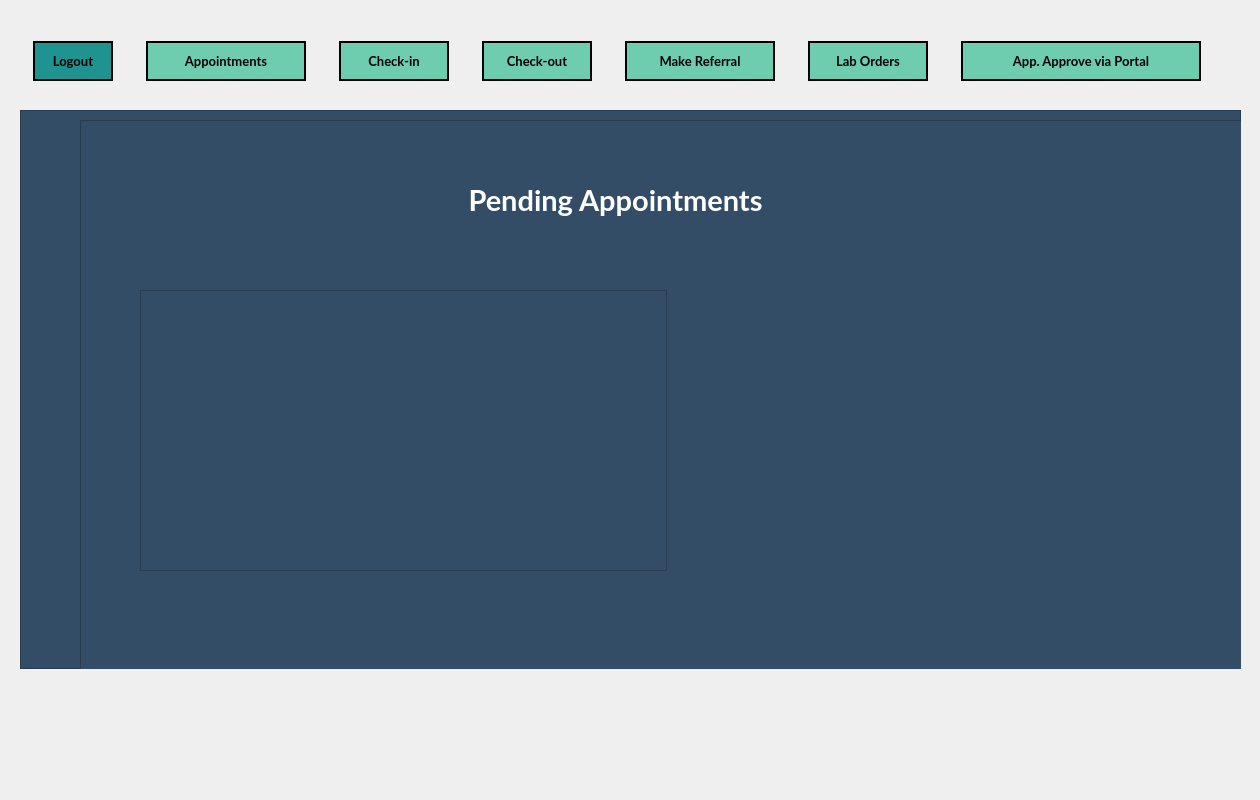
mxrked/Medical-Office-Administration, file apptrequest.ui: the form before one commit.
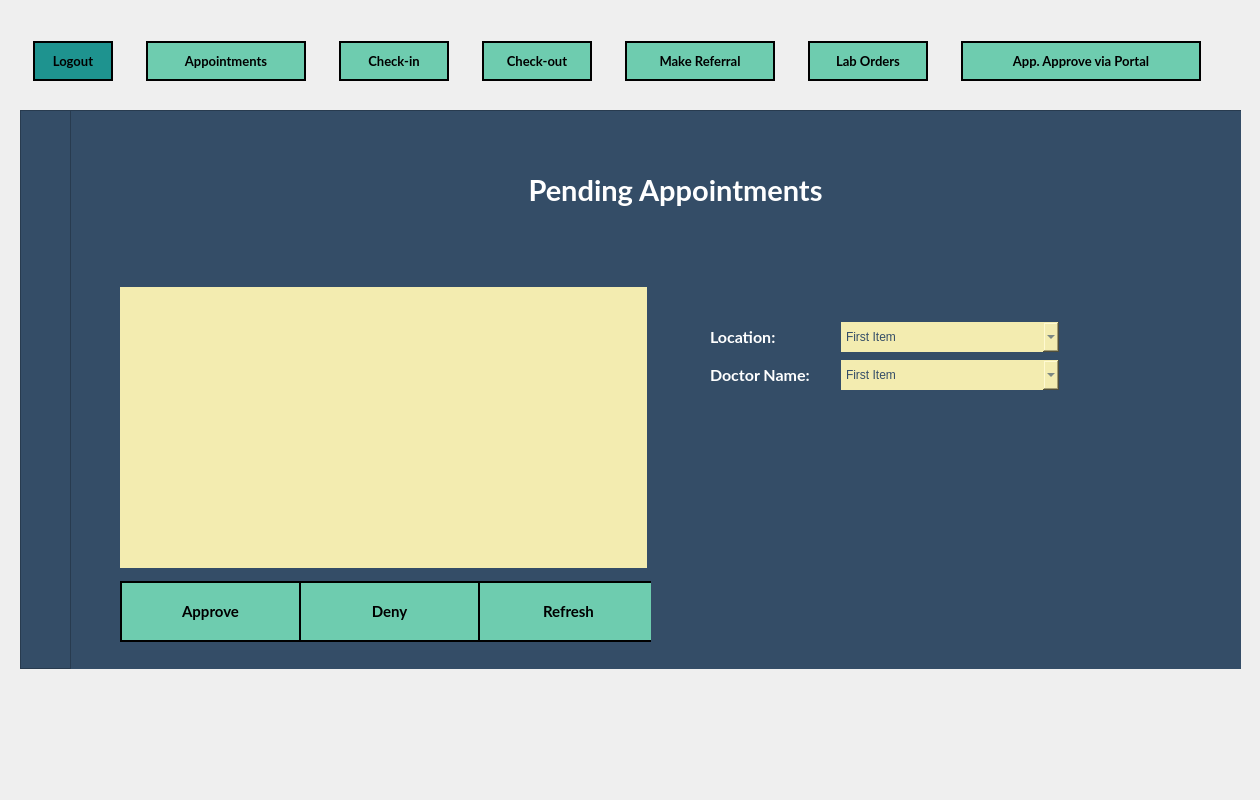
The form after the commit. Icons and pictures are not drawn.

```diff
--- a/apptrequest.ui
+++ b/apptrequest.ui
@@ -418,7 +418,7 @@
 
 
 
-QLineEdit, QComboBox, QDateEdit, QDateTimeEdit {
+QLineEdit, QComboBox, QDateEdit, QDateTimeEdit, QListView{
 	border-image: none;
     border: none;
 	min-width: 200px;
@@ -446,8 +446,8 @@
     <widget class="QFrame" name="InputFrame">
      <property name="geometry">
       <rect>
-       <x>60</x>
-       <y>10</y>
+       <x>50</x>
+       <y>0</y>
        <width>1251</width>
        <height>561</height>
       </rect>
@@ -462,27 +462,200 @@
      <property name="frameShadow">
       <enum>QFrame::Raised</enum>
      </property>
-     <widget class="QListView" name="listView_PendingAppts">
+     <widget class="QWidget" name="verticalLayoutWidget">
       <property name="geometry">
        <rect>
-        <x>60</x>
+        <x>340</x>
+        <y>0</y>
+        <width>531</width>
+        <height>161</height>
+       </rect>
+      </property>
+      <layout class="QVBoxLayout" name="verticalLayout">
+       <item>
+        <widget class="QLabel" name="Lable_PendingAppts">
+         <property name="minimumSize">
+          <size>
+           <width>0</width>
+           <height>150</height>
+          </size>
+         </property>
+         <property name="maximumSize">
+          <size>
+           <width>16777215</width>
+           <height>150</height>
+          </size>
+         </property>
+         <property name="font">
+          <font>
+           <family>Lato</family>
+           <pointsize>22</pointsize>
+           <weight>75</weight>
+           <bold>true</bold>
+          </font>
+         </property>
+         <property name="styleSheet">
+          <string notr="true">QLabel {
+	color: white;
+}</string>
+         </property>
+         <property name="text">
+          <string>Pending Appointments</string>
+         </property>
+         <property name="alignment">
+          <set>Qt::AlignCenter</set>
+         </property>
+        </widget>
+       </item>
+      </layout>
+     </widget>
+     <widget class="QWidget" name="layoutWidget_2">
+      <property name="geometry">
+       <rect>
+        <x>640</x>
+        <y>210</y>
+        <width>349</width>
+        <height>73</height>
+       </rect>
+      </property>
+      <layout class="QVBoxLayout" name="verticalLayout_3">
+       <item>
+        <layout class="QHBoxLayout" name="horizontalLayout_3">
+         <item>
+          <widget class="QLabel" name="Label_Location">
+           <property name="font">
+            <font>
+             <family>Lato</family>
+             <pointsize>12</pointsize>
+             <weight>75</weight>
+             <bold>true</bold>
+            </font>
+           </property>
+           <property name="styleSheet">
+            <string notr="true"/>
+           </property>
+           <property name="text">
+            <string>Location:</string>
+           </property>
+          </widget>
+         </item>
+         <item>
+          <widget class="QComboBox" name="comboBox_Locations">
+           <property name="styleSheet">
+            <string notr="true"/>
+           </property>
+           <item>
+            <property name="text">
+             <string>First Item</string>
+            </property>
+           </item>
+           <item>
+            <property name="text">
+             <string>Item 2</string>
+            </property>
+           </item>
+          </widget>
+         </item>
+        </layout>
+       </item>
+       <item>
+        <layout class="QHBoxLayout" name="horizontalLayout_4">
+         <item>
+          <widget class="QLabel" name="Label_Doctor">
+           <property name="font">
+            <font>
+             <family>Lato</family>
+             <pointsize>12</pointsize>
+             <weight>75</weight>
+             <bold>true</bold>
+            </font>
+           </property>
+           <property name="styleSheet">
+            <string notr="true"/>
+           </property>
+           <property name="text">
+            <string>Doctor Name:</string>
+           </property>
+          </widget>
+         </item>
+         <item>
+          <widget class="QComboBox" name="comboBox_Doctors">
+           <property name="styleSheet">
+            <string notr="true"/>
+           </property>
+           <item>
+            <property name="text">
+             <string>First Item</string>
+            </property>
+           </item>
+           <item>
+            <property name="text">
+             <string>Item 2</string>
+            </property>
+           </item>
+          </widget>
+         </item>
+        </layout>
+       </item>
+      </layout>
+     </widget>
+     <widget class="QWidget" name="">
+      <property name="geometry">
+       <rect>
+        <x>50</x>
         <y>170</y>
-        <width>527</width>
-        <height>281</height>
+        <width>531</width>
+        <height>371</height>
        </rect>
       </property>
+      <layout class="QVBoxLayout" name="verticalLayout_2">
+       <item>
+        <widget class="QListView" name="listView_PendingAppts">
       <property name="minimumSize">
        <size>
         <width>200</width>
-        <height>0</height>
+           <height>281</height>
+          </size>
+         </property>
+         <property name="maximumSize">
+          <size>
+           <width>527</width>
+           <height>281</height>
        </size>
       </property>
       <property name="palette">
        <palette>
         <active>
+            <colorrole role="WindowText">
+             <brush brushstyle="SolidPattern">
+              <color alpha="255">
+               <red>52</red>
+               <green>77</green>
+               <blue>103</blue>
+              </color>
+             </brush>
+            </colorrole>
          <colorrole role="Button">
           <brush brushstyle="SolidPattern">
            <color alpha="255">
+               <red>243</red>
+               <green>236</green>
+               <blue>176</blue>
+              </color>
+             </brush>
+            </colorrole>
+            <colorrole role="Text">
+             <brush brushstyle="SolidPattern">
+              <color alpha="255">
+               <red>52</red>
+               <green>77</green>
+               <blue>103</blue>
+              </color>
+             </brush>
+            </colorrole>
+            <colorrole role="ButtonText">
+             <brush brushstyle="SolidPattern">
+              <color alpha="255">
             <red>52</red>
             <green>77</green>
             <blue>103</blue>
@@ -492,26 +665,53 @@
          <colorrole role="Base">
           <brush brushstyle="SolidPattern">
            <color alpha="255">
-            <red>52</red>
-            <green>77</green>
-            <blue>103</blue>
+               <red>243</red>
+               <green>236</green>
+               <blue>176</blue>
            </color>
           </brush>
          </colorrole>
          <colorrole role="Window">
           <brush brushstyle="SolidPattern">
            <color alpha="255">
-            <red>52</red>
-            <green>77</green>
-            <blue>103</blue>
+               <red>243</red>
+               <green>236</green>
+               <blue>176</blue>
            </color>
           </brush>
          </colorrole>
         </active>
         <inactive>
+            <colorrole role="WindowText">
+             <brush brushstyle="SolidPattern">
+              <color alpha="255">
+               <red>52</red>
+               <green>77</green>
+               <blue>103</blue>
+              </color>
+             </brush>
+            </colorrole>
          <colorrole role="Button">
           <brush brushstyle="SolidPattern">
            <color alpha="255">
+               <red>243</red>
+               <green>236</green>
+               <blue>176</blue>
+              </color>
+             </brush>
+            </colorrole>
+            <colorrole role="Text">
+             <brush brushstyle="SolidPattern">
+              <color alpha="255">
+               <red>52</red>
+               <green>77</green>
+               <blue>103</blue>
+              </color>
+             </brush>
+            </colorrole>
+            <colorrole role="ButtonText">
+             <brush brushstyle="SolidPattern">
+              <color alpha="255">
             <red>52</red>
             <green>77</green>
             <blue>103</blue>
@@ -521,26 +721,53 @@
          <colorrole role="Base">
           <brush brushstyle="SolidPattern">
            <color alpha="255">
-            <red>52</red>
-            <green>77</green>
-            <blue>103</blue>
+               <red>243</red>
+               <green>236</green>
+               <blue>176</blue>
            </color>
           </brush>
          </colorrole>
          <colorrole role="Window">
           <brush brushstyle="SolidPattern">
            <color alpha="255">
-            <red>52</red>
-            <green>77</green>
-            <blue>103</blue>
+               <red>243</red>
+               <green>236</green>
+               <blue>176</blue>
            </color>
           </brush>
          </colorrole>
         </inactive>
         <disabled>
+            <colorrole role="WindowText">
+             <brush brushstyle="SolidPattern">
+              <color alpha="255">
+               <red>52</red>
+               <green>77</green>
+               <blue>103</blue>
+              </color>
+             </brush>
+            </colorrole>
          <colorrole role="Button">
           <brush brushstyle="SolidPattern">
            <color alpha="255">
+               <red>243</red>
+               <green>236</green>
+               <blue>176</blue>
+              </color>
+             </brush>
+            </colorrole>
+            <colorrole role="Text">
+             <brush brushstyle="SolidPattern">
+              <color alpha="255">
+               <red>52</red>
+               <green>77</green>
+               <blue>103</blue>
+              </color>
+             </brush>
+            </colorrole>
+            <colorrole role="ButtonText">
+             <brush brushstyle="SolidPattern">
+              <color alpha="255">
             <red>52</red>
             <green>77</green>
             <blue>103</blue>
@@ -550,18 +777,18 @@
          <colorrole role="Base">
           <brush brushstyle="SolidPattern">
            <color alpha="255">
-            <red>52</red>
-            <green>77</green>
-            <blue>103</blue>
+               <red>243</red>
+               <green>236</green>
+               <blue>176</blue>
            </color>
           </brush>
          </colorrole>
          <colorrole role="Window">
           <brush brushstyle="SolidPattern">
            <color alpha="255">
-            <red>52</red>
-            <green>77</green>
-            <blue>103</blue>
+               <red>243</red>
+               <green>236</green>
+               <blue>176</blue>
            </color>
           </brush>
          </colorrole>
@@ -580,50 +807,142 @@
 </string>
       </property>
      </widget>
-     <widget class="QWidget" name="verticalLayoutWidget">
-      <property name="geometry">
-       <rect>
-        <x>270</x>
-        <y>0</y>
-        <width>531</width>
-        <height>161</height>
-       </rect>
-      </property>
-      <layout class="QVBoxLayout" name="verticalLayout">
+       </item>
+       <item>
+        <layout class="QHBoxLayout" name="horizontalLayout">
+         <item>
+          <widget class="QPushButton" name="Btn_Approve">
+           <property name="minimumSize">
+            <size>
+             <width>181</width>
+             <height>61</height>
+            </size>
+           </property>
+           <property name="maximumSize">
+            <size>
+             <width>181</width>
+             <height>61</height>
+            </size>
+           </property>
+           <property name="font">
+            <font>
+             <family>Lato</family>
+             <pointsize>11</pointsize>
+             <weight>75</weight>
+             <bold>true</bold>
+            </font>
+           </property>
+           <property name="cursor">
+            <cursorShape>PointingHandCursor</cursorShape>
+           </property>
+           <property name="styleSheet">
+            <string notr="true">QPushButton {
+	border-image: none;
+	background-color: #6ECCAF;
+	color: black;
+	border: 2px solid black;
+}
+
+QPushButton::hover {
+	background-color: rgb(139, 231, 100);
+	color: white;
+}
+
+</string>
+           </property>
+           <property name="text">
+            <string>Approve</string>
+           </property>
+          </widget>
+         </item>
        <item>
-        <widget class="QLabel" name="Lable_PendingAppts">
+          <widget class="QPushButton" name="Btn_Deny">
          <property name="minimumSize">
           <size>
-           <width>0</width>
-           <height>150</height>
+             <width>181</width>
+             <height>61</height>
           </size>
          </property>
          <property name="maximumSize">
           <size>
-           <width>16777215</width>
-           <height>150</height>
+             <width>181</width>
+             <height>61</height>
           </size>
          </property>
          <property name="font">
           <font>
            <family>Lato</family>
-           <pointsize>22</pointsize>
+             <pointsize>11</pointsize>
            <weight>75</weight>
            <bold>true</bold>
           </font>
          </property>
          <property name="styleSheet">
-          <string notr="true">QLabel {
+            <string notr="true">QPushButton {
+	border-image: none;
+	background-color: #6ECCAF;
+	color: black;
+	border: 2px solid black;
+}
+
+QPushButton::hover {
+	background-color: rgb(139, 231, 100);
 	color: white;
-}</string>
+}
+
+</string>
          </property>
          <property name="text">
-          <string>Pending Appointments</string>
-         </property>
-         <property name="alignment">
-          <set>Qt::AlignCenter</set>
-         </property>
-        </widget>
+            <string>Deny</string>
+           </property>
+          </widget>
+         </item>
+         <item>
+          <widget class="QPushButton" name="Btn_Refresh">
+           <property name="minimumSize">
+            <size>
+             <width>181</width>
+             <height>61</height>
+            </size>
+           </property>
+           <property name="maximumSize">
+            <size>
+             <width>181</width>
+             <height>16777215</height>
+            </size>
+           </property>
+           <property name="font">
+            <font>
+             <family>Lato</family>
+             <pointsize>11</pointsize>
+             <weight>75</weight>
+             <bold>true</bold>
+            </font>
+           </property>
+           <property name="cursor">
+            <cursorShape>PointingHandCursor</cursorShape>
+           </property>
+           <property name="styleSheet">
+            <string notr="true">QPushButton {
+	border-image: none;
+	background-color: #6ECCAF;
+	color: black;
+	border: 2px solid black;
+}
+
+QPushButton::hover {
+	background-color: rgb(139, 231, 100);
+	color: white;
+}
+
+</string>
+           </property>
+           <property name="text">
+            <string>Refresh</string>
+           </property>
+          </widget>
+         </item>
+        </layout>
        </item>
       </layout>
      </widget>
```
Left out of the diff: 7 changed lines with no effect on the pictures. Lines whose indentation alone changed are shown as unchanged.
